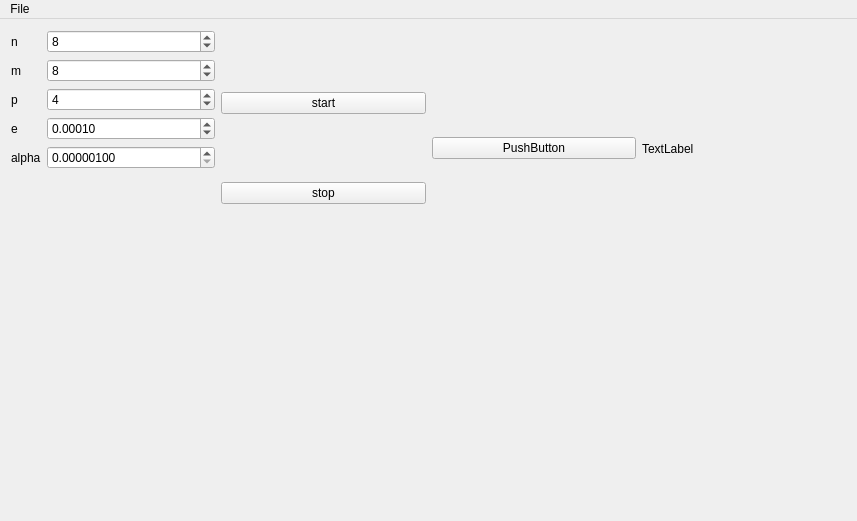
First picture: the form in lab1/mainwindow.ui, repository asvitenkov/MRZ-Part-2, before the edit.
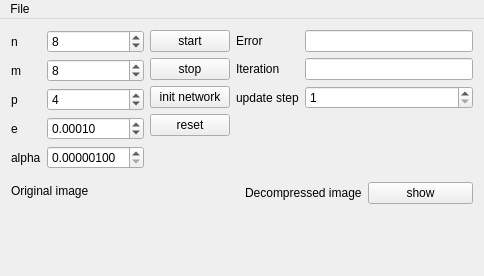
Second picture: the form after the edit.

The edit to the form file:
```diff
--- a/lab1/mainwindow.ui
+++ b/lab1/mainwindow.ui
@@ -6,8 +6,8 @@
    <rect>
     <x>0</x>
     <y>0</y>
-    <width>857</width>
-    <height>521</height>
+    <width>484</width>
+    <height>276</height>
    </rect>
   </property>
   <property name="windowTitle">
@@ -130,44 +130,147 @@
             </property>
            </widget>
           </item>
+          <item>
+           <widget class="QPushButton" name="btnInitNetwork">
+            <property name="text">
+             <string>init network</string>
+            </property>
+           </widget>
+          </item>
+          <item>
+           <widget class="QPushButton" name="btnReset">
+            <property name="text">
+             <string>reset</string>
+            </property>
+           </widget>
+          </item>
+          <item>
+           <spacer name="verticalSpacer">
+            <property name="orientation">
+             <enum>Qt::Vertical</enum>
+            </property>
+            <property name="sizeHint" stdset="0">
+             <size>
+              <width>20</width>
+              <height>40</height>
+             </size>
+            </property>
+           </spacer>
+          </item>
          </layout>
         </item>
         <item>
-         <widget class="QPushButton" name="pushButton">
-          <property name="text">
-           <string>PushButton</string>
-          </property>
-         </widget>
-        </item>
-        <item>
-         <widget class="QLabel" name="label">
-          <property name="text">
-           <string>TextLabel</string>
-          </property>
-         </widget>
+         <layout class="QFormLayout" name="formLayout_2">
+          <item row="0" column="0">
+           <widget class="QLabel" name="label">
+            <property name="text">
+             <string>Error</string>
+            </property>
+           </widget>
+          </item>
+          <item row="1" column="0">
+           <widget class="QLabel" name="label_9">
+            <property name="text">
+             <string>Iteration</string>
+            </property>
+           </widget>
+          </item>
+          <item row="0" column="1">
+           <widget class="QLineEdit" name="error"/>
+          </item>
+          <item row="1" column="1">
+           <widget class="QLineEdit" name="iteration"/>
+          </item>
+          <item row="2" column="1">
+           <widget class="QSpinBox" name="updateStep">
+            <property name="minimum">
+             <number>1</number>
+            </property>
+            <property name="maximum">
+             <number>999999999</number>
+            </property>
+            <property name="singleStep">
+             <number>100</number>
+            </property>
+           </widget>
+          </item>
+          <item row="2" column="0">
+           <widget class="QLabel" name="label_10">
+            <property name="text">
+             <string>update step</string>
+            </property>
+           </widget>
+          </item>
+         </layout>
         </item>
        </layout>
       </item>
       <item>
        <layout class="QHBoxLayout" name="horizontalLayout">
         <item>
-         <widget class="QLabel" name="lblOriginalImage">
-          <property name="text">
-           <string/>
-          </property>
-         </widget>
+         <layout class="QVBoxLayout" name="verticalLayout_4">
+          <item>
+           <widget class="QLabel" name="label_7">
+            <property name="text">
+             <string>Original image</string>
+            </property>
+           </widget>
+          </item>
+          <item>
+           <widget class="QLabel" name="lblOriginalImage">
+            <property name="text">
+             <string/>
+            </property>
+           </widget>
+          </item>
+         </layout>
         </item>
         <item>
-         <widget class="QLabel" name="lblCompressedImege">
-          <property name="text">
-           <string/>
-          </property>
-         </widget>
+         <layout class="QVBoxLayout" name="verticalLayout_3">
+          <item>
+           <layout class="QHBoxLayout" name="horizontalLayout_4">
+            <item>
+             <widget class="QLabel" name="label_8">
+              <property name="text">
+               <string>Decompressed image</string>
+              </property>
+             </widget>
+            </item>
+            <item>
+             <widget class="QPushButton" name="btnShowCompressedImg">
+              <property name="text">
+               <string>show</string>
+              </property>
+             </widget>
+            </item>
+           </layout>
+          </item>
+          <item>
+           <widget class="QLabel" name="lblCompressedImege">
+            <property name="text">
+             <string/>
+            </property>
+           </widget>
+          </item>
+         </layout>
         </item>
        </layout>
       </item>
      </layout>
     </item>
+    <item row="1" column="0">
+     <spacer name="verticalSpacer_2">
+      <property name="orientation">
+       <enum>Qt::Vertical</enum>
+      </property>
+      <property name="sizeHint" stdset="0">
+       <size>
+        <width>20</width>
+        <height>40</height>
+       </size>
+      </property>
+     </spacer>
+    </item>
    </layout>
   </widget>
   <widget class="QMenuBar" name="menuBar">
@@ -178,7 +281,7 @@
     <rect>
      <x>0</x>
      <y>0</y>
-     <width>857</width>
+     <width>484</width>
      <height>25</height>
     </rect>
    </property>
```
